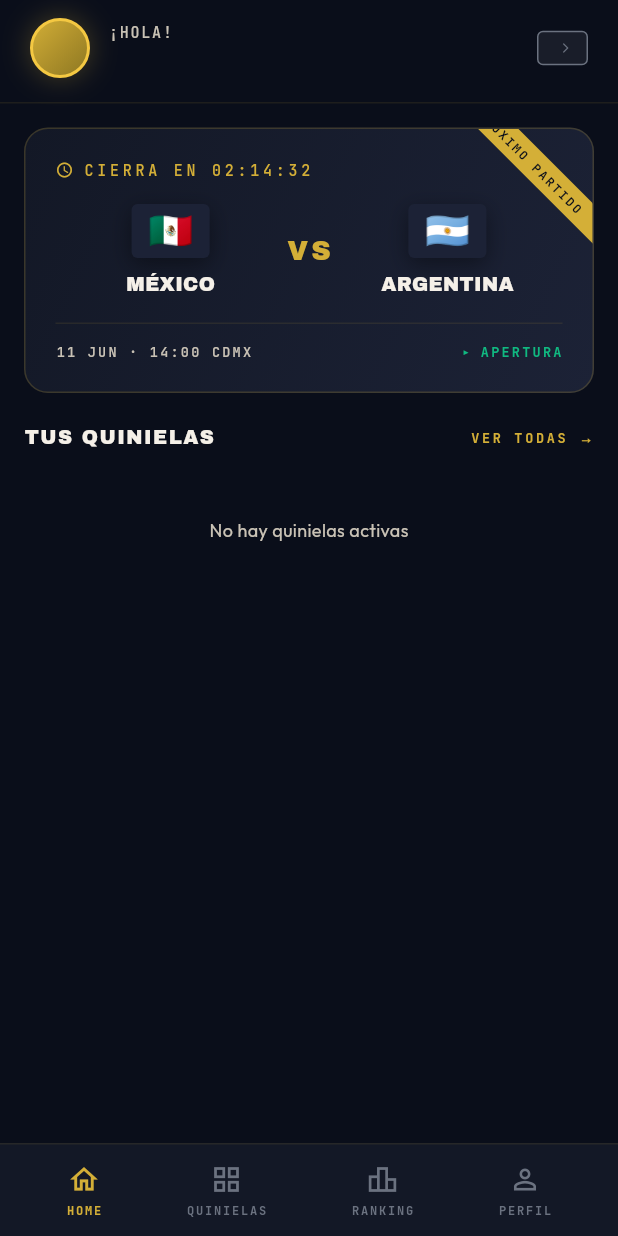
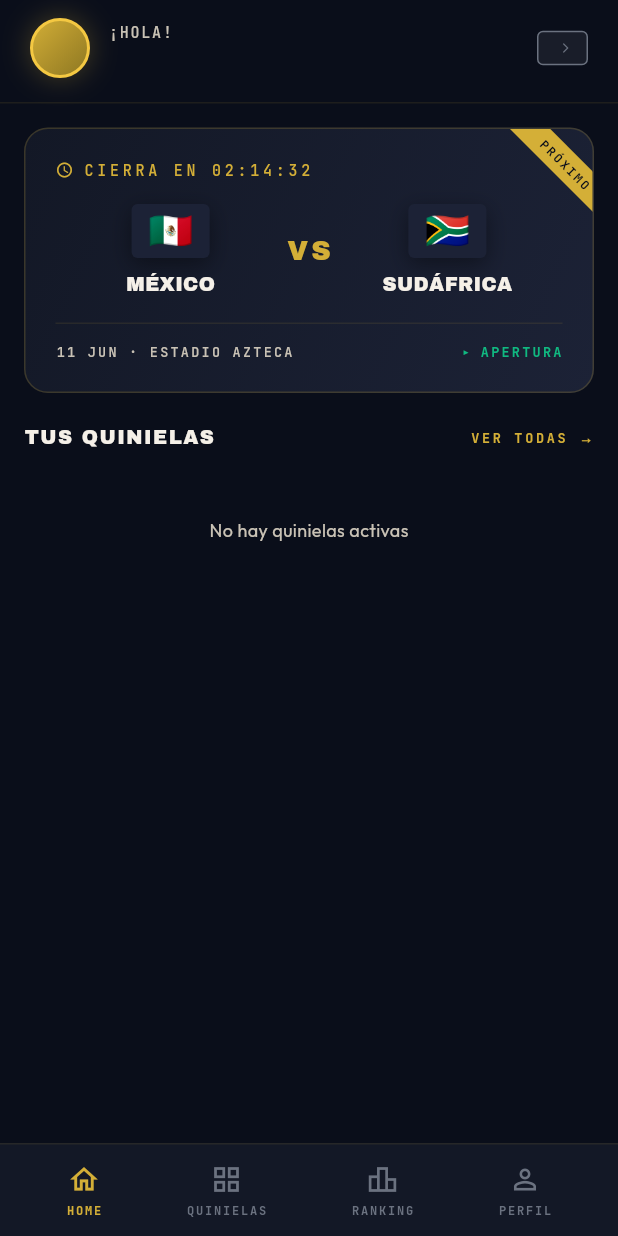
Before and after one commit to Pinan76/progana-mobile, a Flutter app: the HomeScreen screen opened directly, on a phone screen of 412 x 824 dp. Run offline on Flutter 3.47's test engine with Material 3 defaults, Android fonts, the phone set to English and light mode, and no system bars; our stand-ins replace google_fonts, supabase_flutter; accounts and stored records are empty.

Commit message:
fix: HomeScreen polish - ribbon PRÓXIMO + datos FIFA reales Mexico vs Sudáfrica Estadio Azteca (Día 9)

```diff
--- a/lib/features/home/screens/home_screen.dart
+++ b/lib/features/home/screens/home_screen.dart
@@ -2,7 +2,7 @@
 // PROGANA Fantasy — HomeScreen (Feed Principal Midnight Stadium)
 // =============================================================================
 //
-// L41 COMPLIANT (correcciones aplicadas 30 may 2026):
+// L41 COMPLIANT (correcciones aplicadas 30 may 2026, polish 4 jun 2026):
 //   ✓ Imports correctos: repository/ singular + lista_quinielas_screen.dart
 //   ✓ QuinielaRepository (singular)
 //   ✓ obtenerTodasQuinielas() (no getAllQuinielas)
@@ -16,9 +16,15 @@
 // FASE 1 — Esqueleto Midnight Stadium con datos parcialmente reales:
 //   ✓ Avatar + nombre + tier (reales si profiles existe)
 //   ✓ Next Match Card con countdown HARDCODED (Fase 2: query real)
-//   ✓ Equipos México vs Argentina HARDCODED (Fase 2: real)
+//   ✓ Equipos México vs Sudáfrica REALES (verificado FIFA 11 jun 2026)
 //   ✓ Lista de quinielas REAL desde Supabase
-//   ✓ Bottom nav funcional (HOME + QUINIELAS funcionan, RANKING + PERFIL placeholder)
+//   ✓ Bottom nav funcional (HOME + QUINIELAS + RANKING + PERFIL navegan real)
+//   ✓ Tier badge tappable → TierUpgradeScreen
+//
+// POLISH 4 JUN 2026 (Día 9 PM):
+//   ✓ Ribbon "PRÓXIMO" (acortado de "PRÓXIMO PARTIDO" para no cortarse)
+//   ✓ Banderas REALES: México vs Sudáfrica (FIFA confirmado, no Argentina)
+//   ✓ Meta info: "ESTADIO AZTECA" (nombre histórico, neutro, sin marcas)
 //
 // =============================================================================
 
@@ -245,7 +251,7 @@ class _HomeScreenState extends State<HomeScreen> {
     }
   }
 
-    // ===========================================================================
+  // ===========================================================================
   // BUILD PRINCIPAL
   // ===========================================================================
 
@@ -496,7 +502,8 @@ class _HomeScreenState extends State<HomeScreen> {
   }
 
   // ===========================================================================
-  // NEXT MATCH CARD — Card "PRÓXIMO PARTIDO" con countdown LIVE
+  // NEXT MATCH CARD — Card "PRÓXIMO" con countdown LIVE
+  // México vs Sudáfrica - 11 jun 2026 - Estadio Azteca (verificado FIFA)
   // ===========================================================================
 
   Widget _buildNextMatchCard() {
@@ -517,20 +524,20 @@ class _HomeScreenState extends State<HomeScreen> {
         borderRadius: BorderRadius.circular(15),
         child: Stack(
           children: [
-            // Ribbon "PRÓXIMO PARTIDO" diagonal
+            // Ribbon "PRÓXIMO" diagonal (acortado para que no se corte)
             Positioned(
-              top: 12,
-              right: -42,
+              top: 14,
+              right: -32,
               child: Transform.rotate(
                 angle: 0.785, // 45°
                 child: Container(
                   padding: const EdgeInsets.symmetric(
-                    horizontal: 36,
+                    horizontal: 28,
                     vertical: 4,
                   ),
                   color: ProganaColors.gold,
                   child: Text(
-                    'PRÓXIMO PARTIDO',
+                    'PRÓXIMO',
                     style: GoogleFonts.jetBrainsMono(
                       color: ProganaColors.midnight,
                       fontSize: 8,
@@ -570,7 +577,7 @@ class _HomeScreenState extends State<HomeScreen> {
                   ),
                   const SizedBox(height: 16),
 
-                  // Equipos
+                  // Equipos REALES: México vs Sudáfrica (FIFA 11 jun 2026)
                   Row(
                     children: [
                       _buildTeamColumn('🇲🇽', 'MÉXICO'),
@@ -582,7 +589,7 @@ class _HomeScreenState extends State<HomeScreen> {
                           letterSpacing: 2,
                         ),
                       ),
-                      _buildTeamColumn('🇦🇷', 'ARGENTINA'),
+                      _buildTeamColumn('🇿🇦', 'SUDÁFRICA'),
                     ],
                   ),
                   const SizedBox(height: 16),
@@ -594,12 +601,12 @@ class _HomeScreenState extends State<HomeScreen> {
                   ),
                   const SizedBox(height: 12),
 
-                  // Meta info
+                  // Meta info (Estadio Azteca confirmado FIFA)
                   Row(
                     mainAxisAlignment: MainAxisAlignment.spaceBetween,
                     children: [
                       Text(
-                        '11 JUN · 14:00 CDMX',
+                        '11 JUN · ESTADIO AZTECA',
                         style: GoogleFonts.jetBrainsMono(
                           color: ProganaColors.creamDim,
                           fontSize: 9,
```
